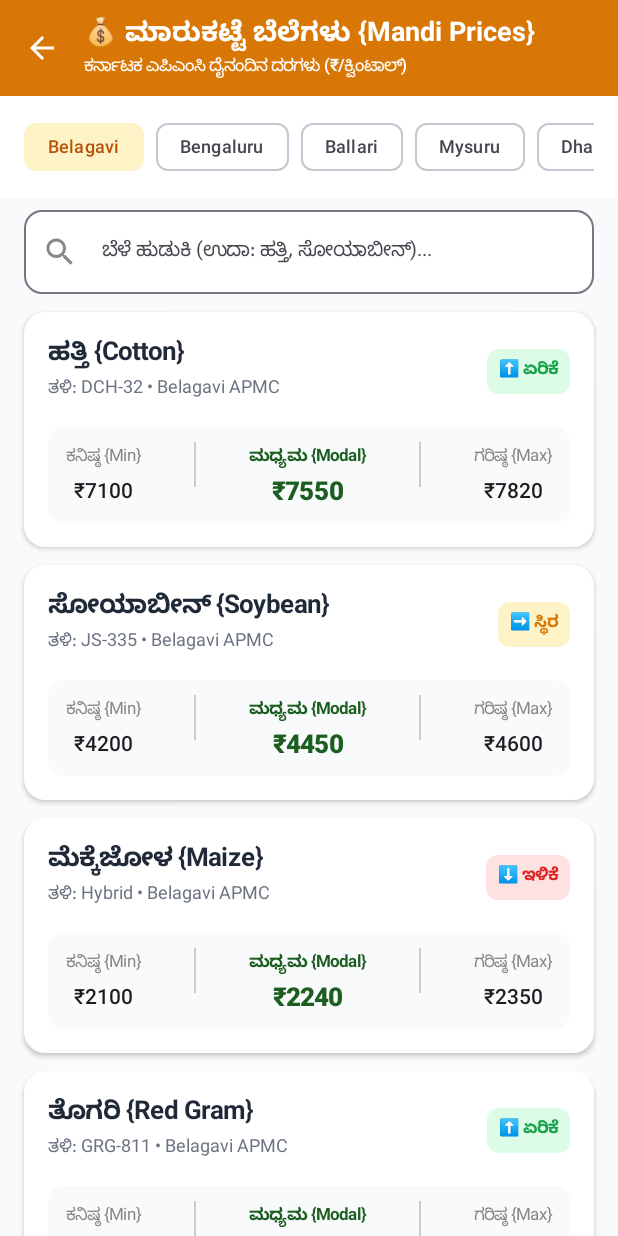
After one commit to abhishekhitabutti/KisanDrishti-MVP, an Android app built with Jetpack Compose: the MandiScreen screen opened through its navigation route, on a phone screen of 412 x 824 dp. The commit adds this screen. Run offline under Robolectric (Android 15) with nearby library versions, the light colour scheme and no system bars; our stand-ins replace Dagger/Hilt's generated code.

Commit message:
Implement APMC Mandi Realtime Prices screen in Jetpack Compose with Clean Architecture (Step 23)

```diff
--- a/android/app/src/main/java/com/abhishek/krushinudi/MainActivity.kt
+++ b/android/app/src/main/java/com/abhishek/krushinudi/MainActivity.kt
@@ -10,10 +10,12 @@ import androidx.navigation.compose.rememberNavController
 import com.abhishek.krushinudi.ui.screen.BorewellScreen
 import com.abhishek.krushinudi.ui.screen.CropDoctorScreen
 import com.abhishek.krushinudi.ui.screen.HomeScreen
+import com.abhishek.krushinudi.ui.screen.MandiScreen
 import com.abhishek.krushinudi.ui.screen.WeatherScreen
 import com.abhishek.krushinudi.ui.theme.KrushiNudiTheme
 import com.abhishek.krushinudi.viewmodel.BorewellViewModel
 import com.abhishek.krushinudi.viewmodel.CropDoctorViewModel
+import com.abhishek.krushinudi.viewmodel.MandiViewModel
 import com.abhishek.krushinudi.viewmodel.WeatherViewModel
 import dagger.hilt.android.AndroidEntryPoint
 
@@ -53,6 +55,13 @@ class MainActivity : ComponentActivity() {
                             onNavigate = { route -> navController.navigate(route) }
                         )
                     }
+                    composable("mandi") {
+                        val vm: MandiViewModel = hiltViewModel()
+                        MandiScreen(
+                            viewModel = vm,
+                            onBack = { navController.popBackStack() }
+                        )
+                    }
                 }
             }
         }
--- /dev/null
+++ b/android/app/src/main/java/com/abhishek/krushinudi/data/repository/MandiRepository.kt
@@ -0,0 +1,39 @@
+package com.abhishek.krushinudi.data.repository
+
+import com.abhishek.krushinudi.data.remote.ApiService
+import com.abhishek.krushinudi.data.remote.MandiPriceDto
+import kotlinx.coroutines.Dispatchers
+import kotlinx.coroutines.withContext
+import javax.inject.Inject
+import javax.inject.Singleton
+
+@Singleton
+class MandiRepository @Inject constructor(
+    private val apiService: ApiService
+) {
+    suspend fun getMandiPrices(district: String = "Belagavi", crop: String? = null): Result<List<MandiPriceDto>> =
+        withContext(Dispatchers.IO) {
+            try {
+                val response = apiService.getMandiPrices(district, crop)
+                if (response.isSuccessful && response.body() != null) {
+                    Result.success(response.body()!!)
+                } else {
+                    Result.success(getFallbackMandi(district))
+                }
+            } catch (e: Exception) {
+                // Offline fallback with state APMC indicative rates
+                Result.success(getFallbackMandi(district))
+            }
+        }
+
+    private fun getFallbackMandi(district: String): List<MandiPriceDto> {
+        return listOf(
+            MandiPriceDto("ಹತ್ತಿ {Cotton}", "DCH-32", "$district APMC", 7100.0, 7550.0, 7820.0, "up"),
+            MandiPriceDto("ಸೋಯಾಬೀನ್ {Soybean}", "JS-335", "$district APMC", 4200.0, 4450.0, 4600.0, "stable"),
+            MandiPriceDto("ಮೆಕ್ಕೆಜೋಳ {Maize}", "Hybrid", "$district APMC", 2100.0, 2240.0, 2350.0, "down"),
+            MandiPriceDto("ತೊಗರಿ {Red Gram}", "GRG-811", "$district APMC", 9800.0, 10250.0, 10600.0, "up"),
+            MandiPriceDto("ಕಬ್ಬು {Sugarcane}", "Co-86032", "FRP Standard", 3150.0, 3250.0, 3300.0, "stable"),
+            MandiPriceDto("ಈರುಳ್ಳಿ {Onion}", "Garlic/Local", "$district APMC", 1800.0, 2400.0, 2800.0, "up")
+        )
+    }
+}
--- /dev/null
+++ b/android/app/src/main/java/com/abhishek/krushinudi/ui/screen/MandiScreen.kt
@@ -0,0 +1,254 @@
+package com.abhishek.krushinudi.ui.screen
+
+import androidx.compose.foundation.background
+import androidx.compose.foundation.clickable
+import androidx.compose.foundation.horizontalScroll
+import androidx.compose.foundation.layout.*
+import androidx.compose.foundation.lazy.LazyColumn
+import androidx.compose.foundation.lazy.items
+import androidx.compose.foundation.rememberScrollState
+import androidx.compose.foundation.shape.CircleShape
+import androidx.compose.foundation.shape.RoundedCornerShape
+import androidx.compose.material.icons.Icons
+import androidx.compose.material.icons.filled.*
+import androidx.compose.material3.*
+import androidx.compose.runtime.*
+import androidx.compose.ui.Alignment
+import androidx.compose.ui.Modifier
+import androidx.compose.ui.draw.clip
+import androidx.compose.ui.graphics.Color
+import androidx.compose.ui.text.font.FontWeight
+import androidx.compose.ui.unit.dp
+import androidx.compose.ui.unit.sp
+import com.abhishek.krushinudi.data.remote.MandiPriceDto
+import com.abhishek.krushinudi.ui.theme.*
+import com.abhishek.krushinudi.viewmodel.MandiUiState
+import com.abhishek.krushinudi.viewmodel.MandiViewModel
+
+@OptIn(ExperimentalMaterial3Api::class)
+@Composable
+fun MandiScreen(
+    viewModel: MandiViewModel,
+    onBack: () -> Unit
+) {
+    val uiState by viewModel.uiState.collectAsState()
+    val selectedDistrict by viewModel.selectedDistrict.collectAsState()
+    val searchQuery by viewModel.searchQuery.collectAsState()
+
+    Scaffold(
+        topBar = {
+            TopAppBar(
+                title = {
+                    Column {
+                        Text("💰 ಮಾರುಕಟ್ಟೆ ಬೆಲೆಗಳು {Mandi Prices}", fontWeight = FontWeight.Bold)
+                        Text("ಕರ್ನಾಟಕ ಎಪಿಎಂಸಿ ದೈನಂದಿನ ದರಗಳು (₹/ಕ್ವಿಂಟಾಲ್)", style = MaterialTheme.typography.labelSmall)
+                    }
+                },
+                navigationIcon = {
+                    IconButton(onClick = onBack) {
+                        Icon(Icons.Default.ArrowBack, contentDescription = "Back", tint = Color.White)
+                    }
+                },
+                colors = TopAppBarDefaults.topAppBarColors(
+                    containerColor = Color(0xFFD97706),
+                    titleContentColor = Color.White,
+                    navigationIconContentColor = Color.White
+                )
+            )
+        }
+    ) { paddingValues ->
+        Column(
+            modifier = Modifier
+                .fillMaxSize()
+                .padding(paddingValues)
+                .background(Color(0xFFF9FAFB))
+        ) {
+            // District Filter Chips Row
+            Row(
+                modifier = Modifier
+                    .fillMaxWidth()
+                    .background(Color.White)
+                    .padding(horizontal = 16.dp, vertical = 10.dp)
+                    .horizontalScroll(rememberScrollState()),
+                horizontalArrangement = Arrangement.spacedBy(8.dp)
+            ) {
+                viewModel.districts.forEach { dist ->
+                    val isSelected = (dist == selectedDistrict)
+                    FilterChip(
+                        selected = isSelected,
+                        onClick = { viewModel.selectDistrict(dist) },
+                        label = { Text(dist, fontSize = 12.sp) },
+                        colors = FilterChipDefaults.filterChipColors(
+                            selectedContainerColor = Color(0xFFFEF3C7),
+                            selectedLabelColor = Color(0xFFB45309)
+                        )
+                    )
+                }
+            }
+
+            // Search Bar
+            OutlinedTextField(
+                value = searchQuery,
+                onValueChange = { viewModel.searchCrop(it) },
+                modifier = Modifier
+                    .fillMaxWidth()
+                    .padding(horizontal = 16.dp, vertical = 8.dp),
+                placeholder = { Text("ಬೆಳೆ ಹುಡುಕಿ (ಉದಾ: ಹತ್ತಿ, ಸೋಯಾಬೀನ್)...", fontSize = 13.sp) },
+                leadingIcon = { Icon(Icons.Default.Search, contentDescription = null, tint = Color.Gray) },
+                trailingIcon = {
+                    if (searchQuery.isNotEmpty()) {
+                        IconButton(onClick = { viewModel.searchCrop("") }) {
+                            Icon(Icons.Default.Close, contentDescription = "Clear")
+                        }
+                    }
+                },
+                shape = RoundedCornerShape(12.dp),
+                colors = OutlinedTextFieldDefaults.colors(
+                    focusedBorderColor = Color(0xFFD97706),
+                    unfocusedContainerColor = Color.White,
+                    focusedContainerColor = Color.White
+                ),
+                singleLine = true
+            )
+
+            // Content Area
+            Box(
+                modifier = Modifier
+                    .fillMaxSize()
+                    .padding(horizontal = 16.dp)
+            ) {
+                when (val state = uiState) {
+                    is MandiUiState.Loading -> {
+                        CircularProgressIndicator(
+                            modifier = Modifier.align(Alignment.Center),
+                            color = Color(0xFFD97706)
+                        )
+                    }
+                    is MandiUiState.Error -> {
+                        Column(
+                            modifier = Modifier.align(Alignment.Center),
+                            horizontalAlignment = Alignment.CenterHorizontally
+                        ) {
+                            Text(state.message, color = ErrorRed)
+                            Spacer(modifier = Modifier.height(8.dp))
+                            Button(onClick = { viewModel.loadPrices(selectedDistrict) }) {
+                                Text("Retry")
+                            }
+                        }
+                    }
+                    is MandiUiState.Success -> {
+                        if (state.prices.isEmpty()) {
+                            Text(
+                                "ಯಾವುದೇ ದರ ಮಾಹಿತಿ ಲಭ್ಯವಿಲ್ಲ",
+                                modifier = Modifier.align(Alignment.Center),
+                                color = Color.Gray
+                            )
+                        } else {
+                            LazyColumn(
+                                verticalArrangement = Arrangement.spacedBy(12.dp),
+                                contentPadding = PaddingValues(bottom = 24.dp, top = 4.dp)
+                            ) {
+                                items(state.prices) { price ->
+                                    MandiPriceCard(price)
+                                }
+                            }
+                        }
+                    }
+                }
+            }
+        }
+    }
+}
+
+@Composable
+fun MandiPriceCard(price: MandiPriceDto) {
+    Card(
+        modifier = Modifier.fillMaxWidth(),
+        shape = RoundedCornerShape(14.dp),
+        colors = CardDefaults.cardColors(containerColor = Color.White),
+        elevation = CardDefaults.cardElevation(defaultElevation = 2.dp)
+    ) {
+        Column(modifier = Modifier.padding(16.dp)) {
+            // Header Row: Crop Name & Trend Badge
+            Row(
+                modifier = Modifier.fillMaxWidth(),
+                horizontalArrangement = Arrangement.SpaceBetween,
+                verticalAlignment = Alignment.CenterVertically
+            ) {
+                Column {
+                    Text(
+                        price.cropKn,
+                        fontWeight = FontWeight.Bold,
+                        fontSize = 17.sp,
+                        color = Color(0xFF1F2937)
+                    )
+                    Text(
+                        "ತಳಿ: ${price.variety} • ${price.market}",
+                        fontSize = 12.sp,
+                        color = Color(0xFF6B7280)
+                    )
+                }
+
+                // Trend Badge
+                val (trendText, trendColor, trendBg) = when (price.trend) {
+                    "up" -> Triple("⬆️ ಏರಿಕೆ", Color(0xFF16A34A), Color(0xFFDCFCE7))
+                    "down" -> Triple("⬇️ ಇಳಿಕೆ", Color(0xFFDC2626), Color(0xFFFEE2E2))
+                    else -> Triple("➡️ ಸ್ಥಿರ", Color(0xFFD97706), Color(0xFFFEF3C7))
+                }
+
+                Surface(
+                    shape = RoundedCornerShape(8.dp),
+                    color = trendBg
+                ) {
+                    Text(
+                        trendText,
+                        fontSize = 11.sp,
+                        fontWeight = FontWeight.Bold,
+                        color = trendColor,
+                        modifier = Modifier.padding(horizontal = 8.dp, vertical = 4.dp)
+                    )
+                }
+            }
+
+            Spacer(modifier = Modifier.height(14.dp))
+
+            // Price Columns: Min | Modal (Average) | Max
+            Row(
+                modifier = Modifier
+                    .fillMaxWidth()
+                    .background(Color(0xFFF9FAFB), RoundedCornerShape(10.dp))
+                    .padding(vertical = 10.dp, horizontal = 12.dp),
+                horizontalArrangement = Arrangement.SpaceBetween
+            ) {
+                Column(horizontalAlignment = Alignment.CenterHorizontally) {
+                    Text("ಕನಿಷ್ಠ {Min}", fontSize = 11.sp, color = Color.Gray)
+                    Text("₹${price.minPrice.toInt()}", fontWeight = FontWeight.SemiBold, fontSize = 14.sp)
+                }
+
+                Divider(
+                    modifier = Modifier
+                        .height(30.dp)
+                        .width(1.dp),
+                    color = Color.LightGray
+                )
+
+                Column(horizontalAlignment = Alignment.CenterHorizontally) {
+                    Text("ಮಧ್ಯಮ {Modal}", fontSize = 11.sp, color = DarkGreen, fontWeight = FontWeight.Bold)
+                    Text("₹${price.modalPrice.toInt()}", fontWeight = FontWeight.ExtraBold, fontSize = 17.sp, color = DarkGreen)
+                }
+
+                Divider(
+                    modifier = Modifier
+                        .height(30.dp)
+                        .width(1.dp),
+                    color = Color.LightGray
+                )
+
+                Column(horizontalAlignment = Alignment.CenterHorizontally) {
+                    Text("ಗರಿಷ್ಠ {Max}", fontSize = 11.sp, color = Color.Gray)
+                    Text("₹${price.maxPrice.toInt()}", fontWeight = FontWeight.SemiBold, fontSize = 14.sp)
+                }
+            }
+        }
+    }
+}
--- /dev/null
+++ b/android/app/src/main/java/com/abhishek/krushinudi/viewmodel/MandiViewModel.kt
@@ -0,0 +1,61 @@
+package com.abhishek.krushinudi.viewmodel
+
+import androidx.lifecycle.ViewModel
+import androidx.lifecycle.viewModelScope
+import com.abhishek.krushinudi.data.remote.MandiPriceDto
+import com.abhishek.krushinudi.data.repository.MandiRepository
+import dagger.hilt.android.lifecycle.HiltViewModel
+import kotlinx.coroutines.flow.MutableStateFlow
+import kotlinx.coroutines.flow.StateFlow
+import kotlinx.coroutines.flow.asStateFlow
+import kotlinx.coroutines.launch
+import javax.inject.Inject
+
+sealed class MandiUiState {
+    object Loading : MandiUiState()
+    data class Success(val prices: List<MandiPriceDto>) : MandiUiState()
+    data class Error(val message: String) : MandiUiState()
+}
+
+@HiltViewModel
+class MandiViewModel @Inject constructor(
+    private val repository: MandiRepository
+) : ViewModel() {
+
+    private val _uiState = MutableStateFlow<MandiUiState>(MandiUiState.Loading)
+    val uiState: StateFlow<MandiUiState> = _uiState.asStateFlow()
+
+    private val _selectedDistrict = MutableStateFlow("Belagavi")
+    val selectedDistrict: StateFlow<String> = _selectedDistrict.asStateFlow()
+
+    private val _searchQuery = MutableStateFlow("")
+    val searchQuery: StateFlow<String> = _searchQuery.asStateFlow()
+
+    val districts = listOf("Belagavi", "Bengaluru", "Ballari", "Mysuru", "Dharwad", "Kalaburagi", "Shivamogga")
+
+    init {
+        loadPrices("Belagavi")
+    }
+
+    fun selectDistrict(district: String) {
+        _selectedDistrict.value = district
+        loadPrices(district, _searchQuery.value.ifBlank { null })
+    }
+
+    fun searchCrop(query: String) {
+        _searchQuery.value = query
+        loadPrices(_selectedDistrict.value, query.ifBlank { null })
+    }
+
+    fun loadPrices(district: String, crop: String? = null) {
+        viewModelScope.launch {
+            _uiState.value = MandiUiState.Loading
+            val result = repository.getMandiPrices(district, crop)
+            result.onSuccess { data ->
+                _uiState.value = MandiUiState.Success(data)
+            }.onFailure { err ->
+                _uiState.value = MandiUiState.Error(err.localizedMessage ?: "ಮಾರುಕಟ್ಟೆ ದರಗಳು ಲಭ್ಯವಿಲ್ಲ")
+            }
+        }
+    }
+}
```
Also changed, not shown: 1 other file.
